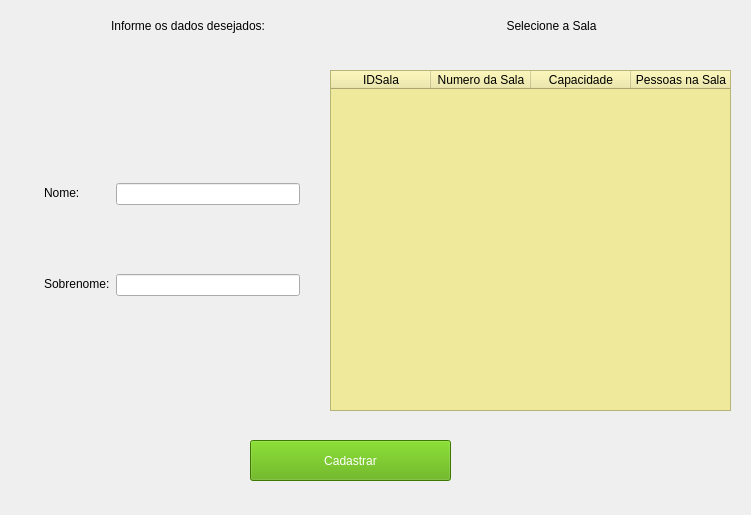
This is sistema/screens/cadastroPessoas.ui in GEspinosa7/DesafioGD as Qt 5 draws it before an edit. The edited form follows.
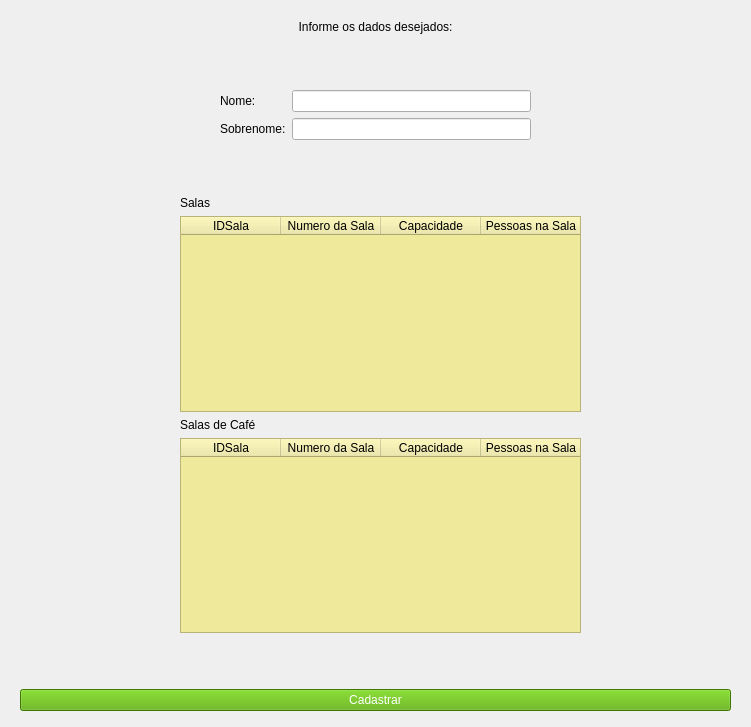
This is the edited form.

Commit message: add cadastro de pessoas com opção de salas

```diff
--- a/sistema/screens/cadastroPessoas.ui
+++ b/sistema/screens/cadastroPessoas.ui
@@ -7,7 +7,7 @@
     <x>0</x>
     <y>0</y>
     <width>751</width>
-    <height>515</height>
+    <height>727</height>
    </rect>
   </property>
   <property name="minimumSize">
@@ -18,40 +18,57 @@
   </property>
   <property name="maximumSize">
    <size>
-    <width>751</width>
-    <height>515</height>
+    <width>7510</width>
+    <height>5150</height>
    </size>
   </property>
   <property name="windowTitle">
    <string>Cadastrar Pessoas</string>
   </property>
-  <widget class="QPushButton" name="btnCadastrar">
-   <property name="geometry">
-    <rect>
-     <x>250</x>
-     <y>440</y>
-     <width>201</width>
-     <height>41</height>
-    </rect>
-   </property>
    <property name="styleSheet">
-    <string notr="true">background-color: rgb(85, 170, 0);
-font: 75 12pt &quot;MS Shell Dlg 2&quot;;
-color: rgb(255, 255, 255);</string>
-   </property>
-   <property name="text">
-    <string>Cadastrar</string>
-   </property>
-  </widget>
-  <widget class="QWidget" name="horizontalLayoutWidget">
+   <string notr="true">
+font: 75 8pt &quot;Arial&quot;;</string>
+  </property>
+  <widget class="QWidget" name="horizontalLayoutWidget_3">
    <property name="geometry">
     <rect>
-     <x>9</x>
-     <y>0</y>
-     <width>721</width>
-     <height>51</height>
+     <x>10</x>
+     <y>10</y>
+     <width>731</width>
+     <height>711</height>
     </rect>
    </property>
+   <layout class="QHBoxLayout" name="horizontalLayout_3">
+    <property name="spacing">
+     <number>6</number>
+    </property>
+    <property name="leftMargin">
+     <number>0</number>
+    </property>
+    <property name="topMargin">
+     <number>0</number>
+    </property>
+    <property name="rightMargin">
+     <number>0</number>
+    </property>
+    <property name="bottomMargin">
+     <number>0</number>
+    </property>
+    <item>
+     <layout class="QVBoxLayout" name="verticalLayout_3">
+      <property name="leftMargin">
+       <number>10</number>
+      </property>
+      <property name="topMargin">
+       <number>10</number>
+      </property>
+      <property name="rightMargin">
+       <number>10</number>
+      </property>
+      <property name="bottomMargin">
+       <number>10</number>
+      </property>
+      <item>
    <layout class="QHBoxLayout" name="horizontalLayout">
     <item>
      <widget class="QLabel" name="label_2">
@@ -66,81 +83,18 @@
       </property>
      </widget>
     </item>
-    <item>
-     <widget class="QLabel" name="label">
-      <property name="styleSheet">
-       <string notr="true">font: 75 12pt &quot;MS Shell Dlg 2&quot;;</string>
-      </property>
-      <property name="text">
-       <string>Selecione a Sala</string>
-      </property>
-      <property name="alignment">
-       <set>Qt::AlignCenter</set>
-      </property>
-     </widget>
-    </item>
-   </layout>
-  </widget>
-  <widget class="QTableWidget" name="tableWidget">
-   <property name="geometry">
-    <rect>
-     <x>330</x>
-     <y>70</y>
-     <width>401</width>
-     <height>341</height>
-    </rect>
-   </property>
-   <property name="styleSheet">
-    <string notr="true">background-color: rgb(239, 233, 156);</string>
-   </property>
-   <property name="horizontalScrollBarPolicy">
-    <enum>Qt::ScrollBarAlwaysOff</enum>
-   </property>
-   <property name="alternatingRowColors">
-    <bool>true</bool>
-   </property>
-   <property name="gridStyle">
-    <enum>Qt::DashDotDotLine</enum>
-   </property>
-   <column>
-    <property name="text">
-     <string>IDSala</string>
-    </property>
-   </column>
-   <column>
-    <property name="text">
-     <string>Numero da Sala</string>
-    </property>
-   </column>
-   <column>
-    <property name="text">
-     <string>Capacidade</string>
-    </property>
-   </column>
-   <column>
-    <property name="text">
-     <string>Pessoas na Sala</string>
-    </property>
-   </column>
-  </widget>
-  <widget class="QWidget" name="horizontalLayoutWidget_2">
-   <property name="geometry">
-    <rect>
-     <x>9</x>
-     <y>70</y>
-     <width>311</width>
-     <height>341</height>
-    </rect>
-   </property>
+       </layout>
+      </item>
+      <item>
    <layout class="QHBoxLayout" name="horizontalLayout_2">
     <property name="leftMargin">
-     <number>35</number>
+         <number>200</number>
     </property>
     <property name="topMargin">
      <number>50</number>
     </property>
     <property name="rightMargin">
-     <number>20</number>
+         <number>200</number>
     </property>
     <property name="bottomMargin">
      <number>50</number>
@@ -148,10 +102,10 @@
     <item>
      <layout class="QVBoxLayout" name="verticalLayout_2">
       <property name="topMargin">
-       <number>30</number>
+           <number>0</number>
       </property>
       <property name="bottomMargin">
-       <number>35</number>
+           <number>0</number>
       </property>
       <item>
        <widget class="QLabel" name="lblNome">
@@ -182,6 +136,130 @@
       </item>
       <item>
        <widget class="QLineEdit" name="lineEditSobrenome"/>
+          </item>
+         </layout>
+        </item>
+       </layout>
+      </item>
+      <item>
+       <layout class="QVBoxLayout" name="verticalLayout_4">
+        <property name="leftMargin">
+         <number>160</number>
+        </property>
+        <property name="topMargin">
+         <number>0</number>
+        </property>
+        <property name="rightMargin">
+         <number>150</number>
+        </property>
+        <property name="bottomMargin">
+         <number>50</number>
+        </property>
+        <item>
+         <widget class="QLabel" name="label_3">
+          <property name="text">
+           <string>Salas</string>
+          </property>
+         </widget>
+        </item>
+        <item>
+         <widget class="QTableWidget" name="tableWidget_sala">
+          <property name="styleSheet">
+           <string notr="true">background-color: rgb(239, 233, 156);</string>
+          </property>
+          <property name="horizontalScrollBarPolicy">
+           <enum>Qt::ScrollBarAlwaysOff</enum>
+          </property>
+          <property name="alternatingRowColors">
+           <bool>true</bool>
+          </property>
+          <property name="gridStyle">
+           <enum>Qt::DashDotDotLine</enum>
+          </property>
+          <column>
+           <property name="text">
+            <string>IDSala</string>
+           </property>
+          </column>
+          <column>
+           <property name="text">
+            <string>Numero da Sala</string>
+           </property>
+          </column>
+          <column>
+           <property name="text">
+            <string>Capacidade</string>
+           </property>
+          </column>
+          <column>
+           <property name="text">
+            <string>Pessoas na Sala</string>
+           </property>
+          </column>
+         </widget>
+        </item>
+        <item>
+         <widget class="QLabel" name="label_4">
+          <property name="text">
+           <string>Salas de Café</string>
+          </property>
+         </widget>
+        </item>
+        <item>
+         <widget class="QTableWidget" name="tableWidget_cafe">
+          <property name="styleSheet">
+           <string notr="true">background-color: rgb(239, 233, 156);</string>
+          </property>
+          <property name="horizontalScrollBarPolicy">
+           <enum>Qt::ScrollBarAlwaysOff</enum>
+          </property>
+          <property name="alternatingRowColors">
+           <bool>true</bool>
+          </property>
+          <property name="gridStyle">
+           <enum>Qt::DashDotDotLine</enum>
+          </property>
+          <column>
+           <property name="text">
+            <string>IDSala</string>
+           </property>
+          </column>
+          <column>
+           <property name="text">
+            <string>Numero da Sala</string>
+           </property>
+          </column>
+          <column>
+           <property name="text">
+            <string>Capacidade</string>
+           </property>
+          </column>
+          <column>
+           <property name="text">
+            <string>Pessoas na Sala</string>
+           </property>
+          </column>
+         </widget>
+        </item>
+       </layout>
+      </item>
+      <item>
+       <widget class="QPushButton" name="btnCadastrar">
+        <property name="minimumSize">
+         <size>
+          <width>0</width>
+          <height>0</height>
+         </size>
+        </property>
+        <property name="styleSheet">
+         <string notr="true">background-color: rgb(85, 170, 0);
+font: 75 12pt &quot;MS Shell Dlg 2&quot;;
+color: rgb(255, 255, 255);</string>
+        </property>
+        <property name="text">
+         <string>Cadastrar</string>
+        </property>
+       </widget>
       </item>
      </layout>
     </item>
```
Lines whose indentation alone changed are shown as unchanged. The commit also changes 4 other files.
